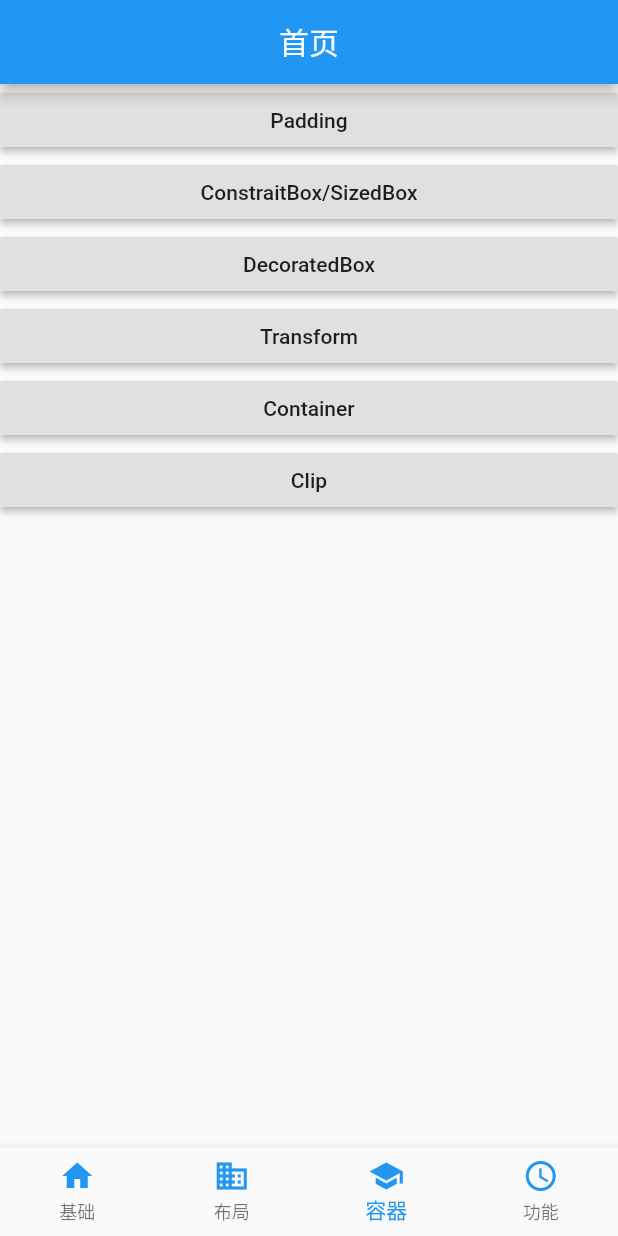
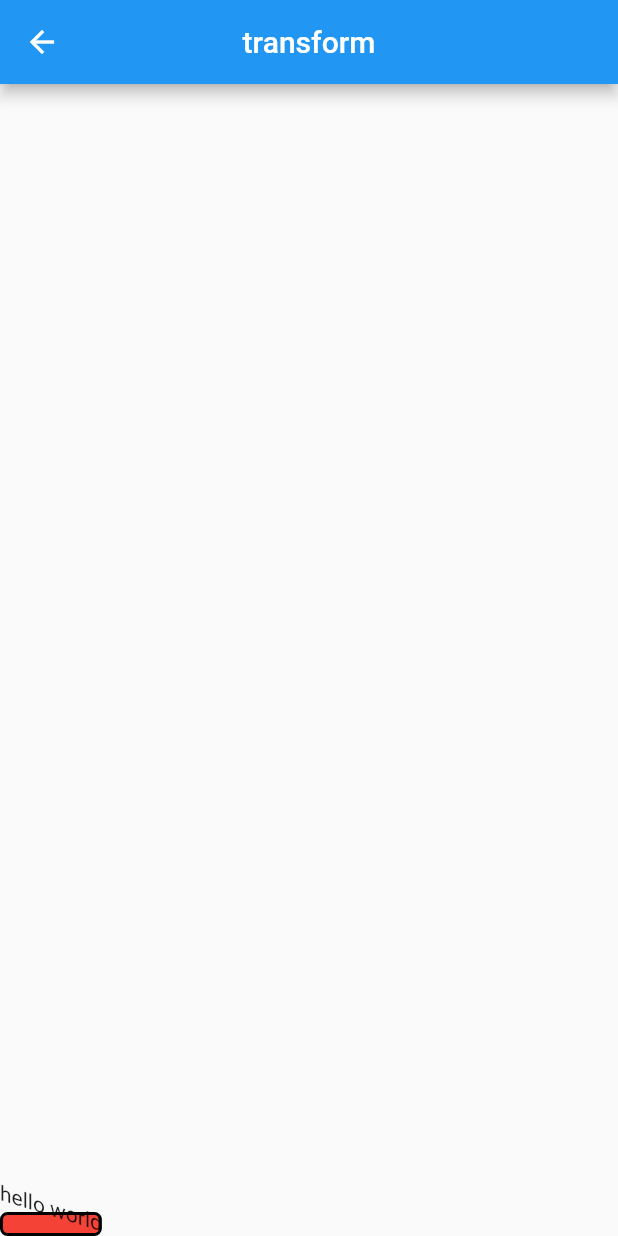
Before and after one commit to wxFlymes/flutter_study, a Flutter app: the screen it shows after launch, item 3 of the bottom bar chosen, after a tap on "Transform", on a phone screen of 412 x 824 dp. Run offline on Flutter 3.47's test engine with Material 2 defaults, Android fonts, the phone set to English and light mode, and no system bars.

Commit message:
增加滚动视图

```diff
--- a/lib/WXHomePage.dart
+++ b/lib/WXHomePage.dart
@@ -82,11 +82,22 @@ class _WXHomePageState extends State<WXHomePage>{
                             ),
                         )
                     ),
+
                     BottomNavigationBarItem(
                         icon: Icon(Icons.access_time,
                             color: Colors.blue,
                         ),
                         title: Text('功能',
+                            style: TextStyle(
+                                color: Colors.blue,
+                            ),
+                        )
+                    ),
+                    BottomNavigationBarItem(
+                        icon: Icon(Icons.person,
+                            color: Colors.blue,
+                        ),
+                        title: Text('滚动',
                             style: TextStyle(
                                 color: Colors.blue,
                             ),
--- a/lib/WXHomePageItem.dart
+++ b/lib/WXHomePageItem.dart
@@ -148,12 +148,14 @@ class WXHomePageItemFactory {
                         child: Text('Transform'),
                         onPressed: (){
                             debugPrint('');
+                            Navigator.pushNamed(context, '/transformPage');
                         },
                     ),
                     RaisedButton(
                         child: Text('Container'),
                         onPressed: (){
                             debugPrint('');
+                            Navigator.pushNamed(context, '/containerPage');
                         },
                     ),
                     RaisedButton(
@@ -208,7 +210,46 @@ class WXHomePageItemFactory {
                     ),
                 ],
             );
-        } else {
+        }
+        else if (index == 4) {
+            tmpWidget = ListView(
+                scrollDirection: Axis.vertical,
+                physics: ScrollPhysics(),
+                controller: ScrollController(),
+                children: <Widget>[
+                    RaisedButton(
+                        child: Text('singgle'),
+                        onPressed: (){
+                            debugPrint('singgle');
+                            Navigator.pushNamed(context, '/singleScrollPage');
+                        },
+                    ),
+                    RaisedButton(
+                        child: Text('listview'),
+                        onPressed: (){
+                            debugPrint('ConstraitBox');
+
+                        },
+                    ),
+                    RaisedButton(
+                        child: Text('gridview'),
+                        onPressed: (){
+                            debugPrint('deccorated');
+
+                        },
+                    ),
+                    RaisedButton(
+                        child: Text('customscroll'),
+                        onPressed: (){
+                            debugPrint('');
+
+                        },
+                    ),
+
+                ],
+            );
+        }
+        else {
             print('the index out of range!');
         }
         return tmpWidget;
--- a/lib/container/WXTransformPage.dart
+++ b/lib/container/WXTransformPage.dart
@@ -0,0 +1,55 @@
+
+
+import 'package:flutter/cupertino.dart';
+import 'package:flutter/material.dart';
+
+class WXTransformPage extends StatefulWidget{
+    @override
+  State<StatefulWidget> createState() {
+    // TODO: implement createState
+    return _WXTransformState();
+  }
+}
+
+class _WXTransformState extends State<WXTransformPage>{
+
+
+    @override
+  void initState() {
+    // TODO: implement initState
+    super.initState();
+  }
+  @override
+  Widget build(BuildContext context) {
+    // TODO: implement build
+
+    return Scaffold(
+        appBar: AppBar(
+            title: Text('transform'),
+            centerTitle: true,
+        ),
+        body: Column(
+            children: <Widget>[
+                Spacer(),
+                DecoratedBox(
+                    decoration: BoxDecoration(
+                        color: Colors.red,
+                        border: Border.all(
+                            color: Colors.black,
+                            width: 2.0,
+                            style: BorderStyle.solid
+                        ),
+                        shape: BoxShape.rectangle,
+                        borderRadius: BorderRadius.circular(5),
+                    ),
+                    child: Transform(
+                        alignment: Alignment.topRight,
+                        transform: Matrix4.skewY(0.3),
+                        child: Text('hello world'),
+                    ),
+                ),
+            ],
+        ),
+    );
+  }
+}
--- a/lib/main.dart
+++ b/lib/main.dart
@@ -1,9 +1,8 @@
 import 'package:flutter/material.dart';
 import 'package:flutter_app/WXHomePage.dart';
 import 'package:flutter_app/WXStateManagerPage.dart';
-import 'package:flutter_app/container/WXConstraitBoxPage.dart';
-import 'package:flutter_app/container/WXDecoratedBoxPage.dart';
-import 'package:flutter_app/container/WXPaddingPage.dart';
+
+
 
 //foundation
 import 'package:flutter_app/foundation/WXButtonPage.dart';
@@ -20,8 +19,15 @@ import 'package:flutter_app/foundation/WXInputFieldPage.dart';
 
 
 //container
+import 'package:flutter_app/container/WXConstraitBoxPage.dart';
+import 'package:flutter_app/container/WXDecoratedBoxPage.dart';
+import 'package:flutter_app/container/WXPaddingPage.dart';
+import 'package:flutter_app/container/WXTransformPage.dart';
+import 'package:flutter_app/container/WXContainerPage.dart';
 
 
+//scroll
+import 'package:flutter_app/scroll/WXSingleScrollPage.dart';
 
 void main(){
     return runApp(WXApplication());
@@ -72,7 +78,12 @@ class _WXApplicationState extends State<WXApplication>{
         '/paddingPage':(context) => WXPaddinPage(),
         '/constraitBoxPage':(context) => WXConstraitBoxPage(),
         '/decoratedPage':(context) => WXDecoratedBoxPage(),
+        '/transformPage':(context) => WXTransformPage(),
+        '/containerPage':(context) => WXContainerPage(),
         //layout
+
+        //scroll
+        '/singleScrollPage':(context) => WXSingleScrollPage(),
       },
     );
     return app;
```
Also changed, not shown: lib/container/WXContainerPage.dart (+40 -0 lines), lib/scroll/WXSingleScrollPage.dart (added, +55 -0 lines), lib/scroll/WXCustomScrollPage.dart (added), lib/scroll/WXGridPage.dart (added), lib/scroll/WXListPage.dart (added).
